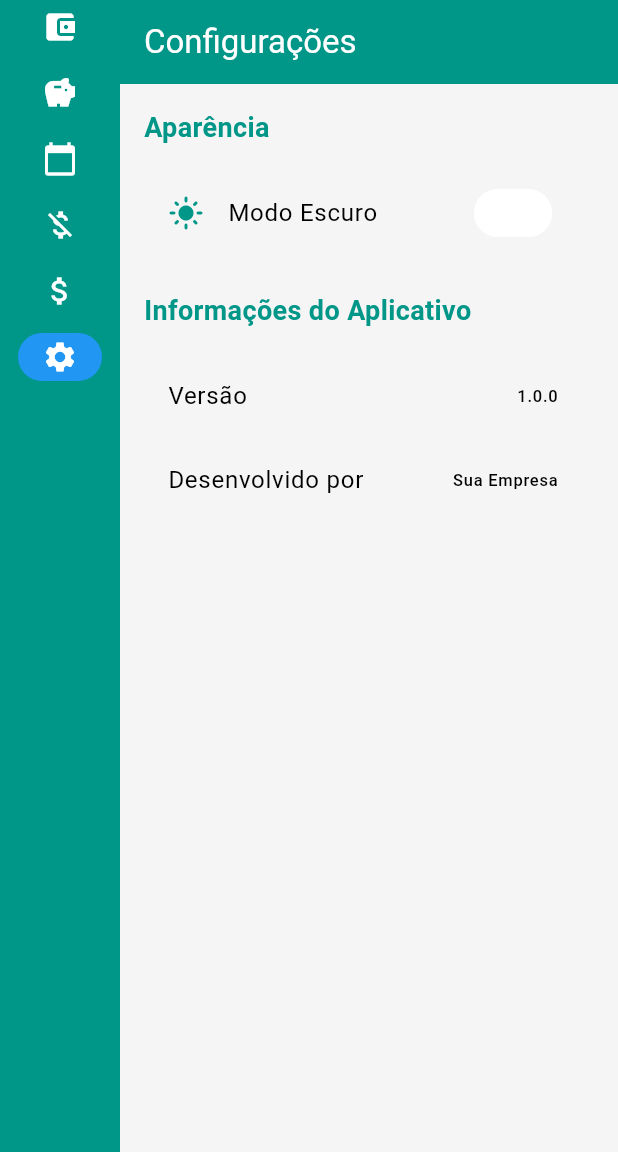
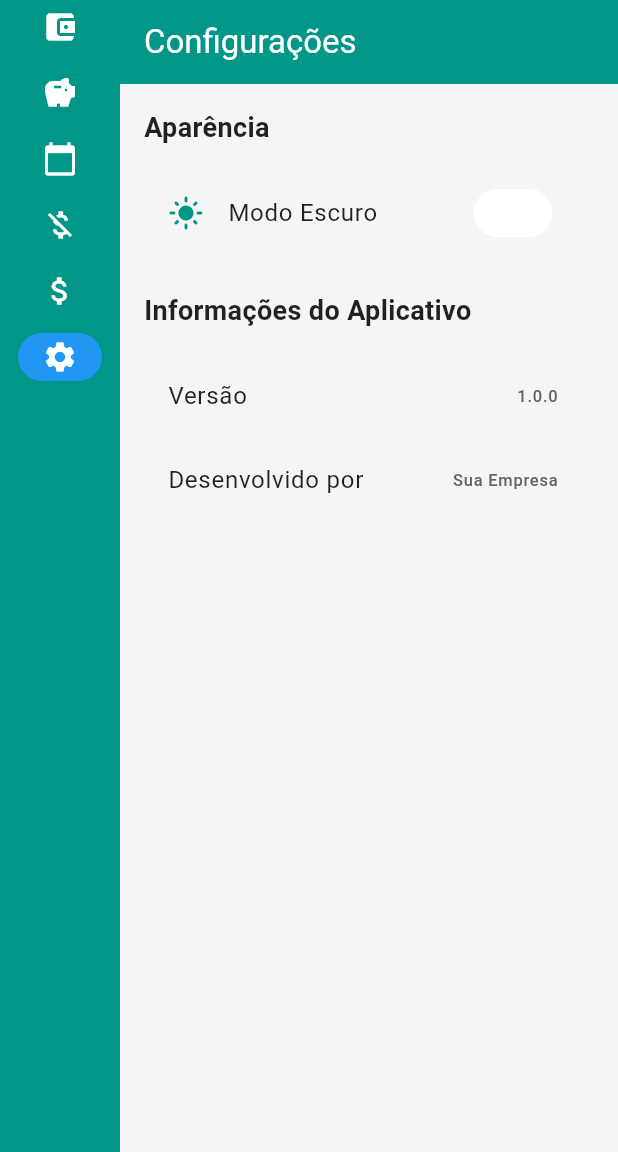
Before and after one commit to tecnologiawebnetsystem/ControleGastoPessoal, a Flutter app: the screen it shows after launch, after a tap on "Entrar", after a tap on "Configurações", on a phone screen of 412 x 824 dp, the part 84-1236 px from its top. Run offline on Flutter 3.47's test engine with Material 3 defaults, Android fonts, the phone set to English and light mode, and no system bars; our stand-ins replace fl_chart; network calls fail.

Commit message:
novas alteracoes

```diff
--- a/lib/providers/theme_provider.dart
+++ b/lib/providers/theme_provider.dart
@@ -1,6 +1,7 @@
 import 'package:flutter/material.dart';
 
 class ThemeProvider extends ChangeNotifier {
+  Color _primaryColor = Colors.teal;
   bool _isDarkMode = false;
 
   bool get isDarkMode => _isDarkMode;
@@ -10,7 +11,7 @@ class ThemeProvider extends ChangeNotifier {
     notifyListeners();
   }
 
-  Color get primaryColor => _isDarkMode ? Colors.tealAccent[700]! : Colors.teal;
+  Color get primaryColor => _primaryColor;
   Color get textColor => _isDarkMode ? Colors.white : Colors.black87;
   Color get menuColor => Colors.white;
   Color get iconColor => _isDarkMode ? Colors.white : Colors.black87;
@@ -18,4 +19,9 @@ class ThemeProvider extends ChangeNotifier {
   Color get cardColor => _isDarkMode ? Color(0xFF1E1E1E) : Colors.white;
   Color get secondaryColor => _isDarkMode ? Colors.tealAccent[400]! : Colors.teal[300]!;
   Color get textSecondaryColor => _isDarkMode ? Colors.grey[300]! : Colors.grey[700]!;
+
+  void setThemeColor(Color color) {
+    _primaryColor = color;
+    notifyListeners();
+  }
 }
--- a/lib/screens/configuracoes_screen.dart
+++ b/lib/screens/configuracoes_screen.dart
@@ -41,6 +41,7 @@ class ConfiguracoesScreen extends StatelessWidget {
   }
 
   Widget _buildSection(BuildContext context, String title, List<Widget> children) {
+    final themeProvider = Provider.of<ThemeProvider>(context);
     return Column(
       crossAxisAlignment: CrossAxisAlignment.start,
       children: [
@@ -49,7 +50,7 @@ class ConfiguracoesScreen extends StatelessWidget {
           style: TextStyle(
             fontSize: 18,
             fontWeight: FontWeight.bold,
-            color: Theme.of(context).primaryColor,
+            color: themeProvider.textColor,
           ),
         ),
         const SizedBox(height: 16),
@@ -60,22 +61,29 @@ class ConfiguracoesScreen extends StatelessWidget {
 
   Widget _buildThemeToggle(BuildContext context, ThemeProvider themeProvider) {
     return SwitchListTile(
-      title: const Text('Modo Escuro'),
+      title: Text(
+        'Modo Escuro',
+        style: TextStyle(color: themeProvider.textColor),
+      ),
       value: themeProvider.isDarkMode,
       onChanged: (value) {
         themeProvider.toggleTheme();
       },
       secondary: Icon(
         themeProvider.isDarkMode ? Icons.dark_mode : Icons.light_mode,
-        color: Theme.of(context).primaryColor,
+        color: themeProvider.primaryColor,
       ),
     );
   }
 
   Widget _buildInfoTile(String title, String value) {
-    return ListTile(
-      title: Text(title),
-      trailing: Text(value),
+    return Consumer<ThemeProvider>(
+      builder: (context, themeProvider, child) {
+        return ListTile(
+          title: Text(title, style: TextStyle(color: themeProvider.textColor)),
+          trailing: Text(value, style: TextStyle(color: themeProvider.textSecondaryColor)),
+        );
+      },
     );
   }
 }
--- /dev/null
+++ b/lib/services/currency_service.dart
@@ -0,0 +1,24 @@
+import 'dart:convert';
+import 'package:http/http.dart' as http;
+
+class CurrencyService {
+  static const String _baseUrl = 'https://api.exchangerate-api.com/v4/latest/BRL';
+
+  static Future<Map<String, double>> fetchExchangeRates() async {
+    try {
+      final response = await http.get(Uri.parse(_baseUrl));
+      if (response.statusCode == 200) {
+        final data = json.decode(response.body);
+        return {
+          'USD': 1 / data['rates']['USD'],
+          'EUR': 1 / data['rates']['EUR'],
+          'ARS': 1 / data['rates']['ARS'],
+        };
+      } else {
+        throw Exception('Failed to load exchange rates');
+      }
+    } catch (e) {
+      throw Exception('Error fetching exchange rates: $e');
+    }
+  }
+}
--- /dev/null
+++ b/lib/services/weather_service.dart
@@ -0,0 +1,17 @@
+import 'dart:convert';
+import 'package:http/http.dart' as http;
+
+class WeatherService {
+  static const String _baseUrl = 'https://api.openweathermap.org/data/2.5/weather';
+  static const String _apiKey = 'YOUR_API_KEY'; // Substitua pelo seu API key do OpenWeatherMap
+
+  static Future<Map<String, dynamic>> getWeather(String city) async {
+    final response = await http.get(Uri.parse('$_baseUrl?q=$city&appid=$_apiKey&units=metric'));
+
+    if (response.statusCode == 200) {
+      return json.decode(response.body);
+    } else {
+      throw Exception('Failed to load weather data');
+    }
+  }
+}
--- /dev/null
+++ b/lib/widgets/currency_exchange_widget.dart
@@ -0,0 +1,115 @@
+import 'package:flutter/material.dart';
+import '../services/currency_service.dart';
+import '../providers/theme_provider.dart';
+import 'package:provider/provider.dart';
+
+class CurrencyExchangeWidget extends StatefulWidget {
+  const CurrencyExchangeWidget({Key? key}) : super(key: key);
+
+  @override
+  _CurrencyExchangeWidgetState createState() => _CurrencyExchangeWidgetState();
+}
+
+class _CurrencyExchangeWidgetState extends State<CurrencyExchangeWidget> {
+  Map<String, double> _exchangeRates = {};
+  bool _isLoading = true;
+  String _errorMessage = '';
+
+  @override
+  void initState() {
+    super.initState();
+    _fetchExchangeRates();
+  }
+
+  Future<void> _fetchExchangeRates() async {
+    try {
+      final rates = await CurrencyService.fetchExchangeRates();
+      setState(() {
+        _exchangeRates = rates;
+        _isLoading = false;
+      });
+    } catch (e) {
+      setState(() {
+        _errorMessage = 'Erro ao carregar cotações: $e';
+        _isLoading = false;
+      });
+    }
+  }
+
+  @override
+  Widget build(BuildContext context) {
+    final themeProvider = Provider.of<ThemeProvider>(context);
+    return Container(
+      padding: const EdgeInsets.all(16),
+      decoration: BoxDecoration(
+        color: themeProvider.isDarkMode ? Colors.grey[800] : Colors.blue[50],
+        borderRadius: BorderRadius.circular(12),
+        boxShadow: [
+          BoxShadow(
+            color: Colors.black.withOpacity(0.1),
+            blurRadius: 10,
+            offset: const Offset(0, 5),
+          ),
+        ],
+      ),
+      child: Column(
+        crossAxisAlignment: CrossAxisAlignment.start,
+        children: [
+          Text(
+            'Cotações',
+            style: TextStyle(
+              fontSize: 24,
+              fontWeight: FontWeight.bold,
+              color: themeProvider.isDarkMode ? Colors.white : Colors.black,
+            ),
+          ),
+          const SizedBox(height: 16),
+          if (_isLoading)
+            const CircularProgressIndicator()
+          else if (_errorMessage.isNotEmpty)
+            Text(_errorMessage, style: TextStyle(color: Colors.red))
+          else
+            Row(
+              mainAxisAlignment: MainAxisAlignment.spaceBetween,
+              children: [
+                _buildExchangeRateCard('USD', 'Dólar', themeProvider),
+                _buildExchangeRateCard('EUR', 'Euro', themeProvider),
+                _buildExchangeRateCard('ARS', 'Peso Argentino', themeProvider),
+              ],
+            ),
+        ],
+      ),
+    );
+  }
+
+  Widget _buildExchangeRateCard(String currency, String currencyName, ThemeProvider themeProvider) {
+    return Expanded(
+      child: Card(
+        color: themeProvider.isDarkMode ? Colors.grey[700] : Colors.white,
+        child: Padding(
+          padding: const EdgeInsets.all(8),
+          child: Column(
+            crossAxisAlignment: CrossAxisAlignment.start,
+            children: [
+              Text(
+                currencyName,
+                style: TextStyle(
+                  fontWeight: FontWeight.bold,
+                  color: themeProvider.isDarkMode ? Colors.white : Colors.black,
+                ),
+              ),
+              const SizedBox(height: 4),
+              Text(
+                '1 $currency = R\$ ${_exchangeRates[currency]?.toStringAsFixed(2) ?? "N/A"}',
+                style: TextStyle(
+                  fontSize: 16,
+                  color: themeProvider.isDarkMode ? Colors.white70 : Colors.black87,
+                ),
+              ),
+            ],
+          ),
+        ),
+      ),
+    );
+  }
+}
--- a/lib/widgets/dashboard_content.dart
+++ b/lib/widgets/dashboard_content.dart
@@ -3,6 +3,8 @@ import 'package:provider/provider.dart';
 import '../providers/theme_provider.dart';
 import '../providers/financial_provider.dart';
 import 'package:fl_chart/fl_chart.dart';
+import 'currency_exchange_widget.dart';
+import 'weather_widget.dart';
 
 class DashboardContent extends StatelessWidget {
   const DashboardContent({Key? key}) : super(key: key);
@@ -17,6 +19,8 @@ class DashboardContent extends StatelessWidget {
       child: Column(
         crossAxisAlignment: CrossAxisAlignment.start,
         children: [
+          const CurrencyExchangeWidget(),
+          const SizedBox(height: 32),
           Text(
             'Visão Geral',
             style: TextStyle(
@@ -49,6 +53,8 @@ class DashboardContent extends StatelessWidget {
           ),
           const SizedBox(height: 16),
           _buildRecentTransactions(context, financialProvider),
+          const SizedBox(height: 32),
+          const WeatherWidget(),
         ],
       ),
     );
@@ -57,8 +63,9 @@ class DashboardContent extends StatelessWidget {
   Widget _buildSummaryCards(BuildContext context, FinancialProvider financialProvider) {
     return GridView.count(
       crossAxisCount: 2,
-      crossAxisSpacing: 16,
-      mainAxisSpacing: 16,
+      crossAxisSpacing: 12,
+      mainAxisSpacing: 12,
+      childAspectRatio: 1.5,
       shrinkWrap: true,
       physics: NeverScrollableScrollPhysics(),
       children: [
@@ -73,30 +80,30 @@ class DashboardContent extends StatelessWidget {
   Widget _buildSummaryCard(BuildContext context, String title, double amount, IconData icon) {
     final themeProvider = Provider.of<ThemeProvider>(context);
     return Card(
-      elevation: 4,
-      shape: RoundedRectangleBorder(borderRadius: BorderRadius.circular(12)),
+      elevation: 2,
+      shape: RoundedRectangleBorder(borderRadius: BorderRadius.circular(8)),
       color: themeProvider.cardColor,
       child: Padding(
-        padding: const EdgeInsets.all(16),
+        padding: const EdgeInsets.all(12),
         child: Column(
           mainAxisAlignment: MainAxisAlignment.center,
           crossAxisAlignment: CrossAxisAlignment.start,
           children: [
-            Icon(icon, size: 32, color: themeProvider.primaryColor),
-            const SizedBox(height: 8),
+            Icon(icon, size: 24, color: themeProvider.primaryColor),
+            const SizedBox(height: 4),
             Text(
               title,
               style: TextStyle(
-                fontSize: 16,
+                fontSize: 14,
                 fontWeight: FontWeight.bold,
                 color: themeProvider.textColor,
               ),
             ),
-            const SizedBox(height: 4),
+            const SizedBox(height: 2),
             Text(
               'R\$ ${amount.toStringAsFixed(2)}',
               style: TextStyle(
-                fontSize: 20,
+                fontSize: 16,
                 fontWeight: FontWeight.bold,
                 color: themeProvider.primaryColor,
               ),
--- /dev/null
+++ b/lib/widgets/weather_widget.dart
@@ -0,0 +1,113 @@
+import 'package:flutter/material.dart';
+import '../services/weather_service.dart';
+import '../providers/theme_provider.dart';
+import 'package:provider/provider.dart';
+
+class WeatherWidget extends StatefulWidget {
+  const WeatherWidget({Key? key}) : super(key: key);
+
+  @override
+  _WeatherWidgetState createState() => _WeatherWidgetState();
+}
+
+class _WeatherWidgetState extends State<WeatherWidget> {
+  Map<String, dynamic>? _weatherData;
+
+  @override
+  void initState() {
+    super.initState();
+    _fetchWeather();
+  }
+
+  Future<void> _fetchWeather() async {
+    try {
+      final weather = await WeatherService.getWeather('São Paulo'); // Você pode alterar para a cidade desejada
+      setState(() {
+        _weatherData = weather;
+      });
+      _updateThemeBasedOnWeather();
+    } catch (e) {
+      print('Error fetching weather: $e');
+    }
+  }
+
+  void _updateThemeBasedOnWeather() {
+    if (_weatherData != null) {
+      final condition = _weatherData!['weather'][0]['main'].toLowerCase();
+      final themeProvider = Provider.of<ThemeProvider>(context, listen: false);
+
+      if (condition.contains('clear')) {
+        themeProvider.setThemeColor(Colors.yellow[700]!);
+      } else if (condition.contains('cloud')) {
+        themeProvider.setThemeColor(Colors.grey[400]!);
+      } else if (condition.contains('rain')) {
+        themeProvider.setThemeColor(Colors.blue[700]!);
+      } else if (condition.contains('snow')) {
+        themeProvider.setThemeColor(Colors.lightBlue[100]!);
+      } else {
+        themeProvider.setThemeColor(Colors.teal);
+      }
+    }
+  }
+
+  @override
+  Widget build(BuildContext context) {
+    final themeProvider = Provider.of<ThemeProvider>(context);
+
+    if (_weatherData == null) {
+      return Center(child: CircularProgressIndicator());
+    }
+
+    final temp = _weatherData!['main']['temp'];
+    final condition = _weatherData!['weather'][0]['main'];
+    final icon = _weatherData!['weather'][0]['icon'];
+
+    return Card(
+      elevation: 4,
+      shape: RoundedRectangleBorder(borderRadius: BorderRadius.circular(12)),
+      color: themeProvider.cardColor,
+      child: Padding(
+        padding: const EdgeInsets.all(16),
+        child: Column(
+          children: [
+            Text(
+              'Previsão do Tempo',
+              style: TextStyle(
+                fontSize: 18,
+                fontWeight: FontWeight.bold,
+                color: themeProvider.textColor,
+              ),
+            ),
+            const SizedBox(height: 8),
+            Row(
+              mainAxisAlignment: MainAxisAlignment.center,
+              children: [
+                Image.network(
+                  'http://openweathermap.org/img/w/$icon.png',
+                  width: 50,
+                  height: 50,
+                ),
+                const SizedBox(width: 8),
+                Text(
+                  '${temp.toStringAsFixed(1)}°C',
+                  style: TextStyle(
+                    fontSize: 24,
+                    fontWeight: FontWeight.bold,
+                    color: themeProvider.textColor,
+                  ),
+                ),
+              ],
+            ),
+            Text(
+              condition,
+              style: TextStyle(
+                fontSize: 16,
+                color: themeProvider.textSecondaryColor,
+              ),
+            ),
+          ],
+        ),
+      ),
+    );
+  }
+}
--- a/pubspec.yaml
+++ b/pubspec.yaml
@@ -15,6 +15,8 @@ dependencies:
   fl_chart: ^0.65.0
   shared_preferences: ^2.2.1
   cupertino_icons: ^1.0.2
+  url_launcher: ^6.1.10
+  http: ^0.13.5
 
 dev_dependencies:
   flutter_test:
```
Also changed, not shown: lib/screens/email_screen.dart (added, +89 -0 lines), lib/screens/financial_entry_screen.dart (+50 -1 lines), lib/services/whatsapp_service.dart (added, +21 -0 lines), lib/images/finance_illustration.png (deleted), pubspec.lock, 38 other files.
